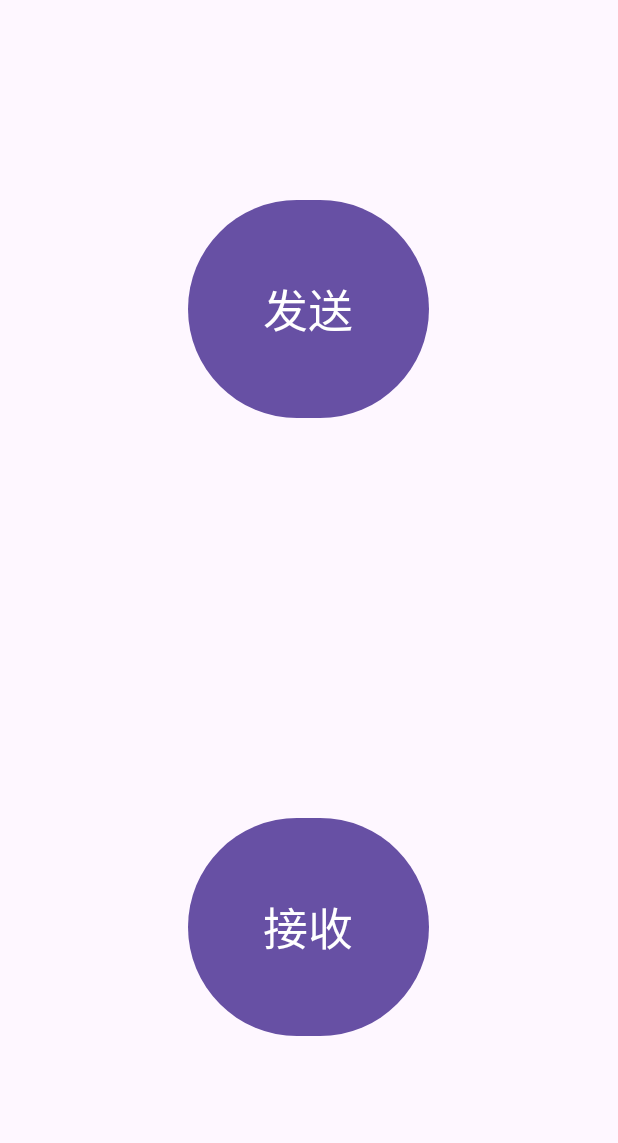
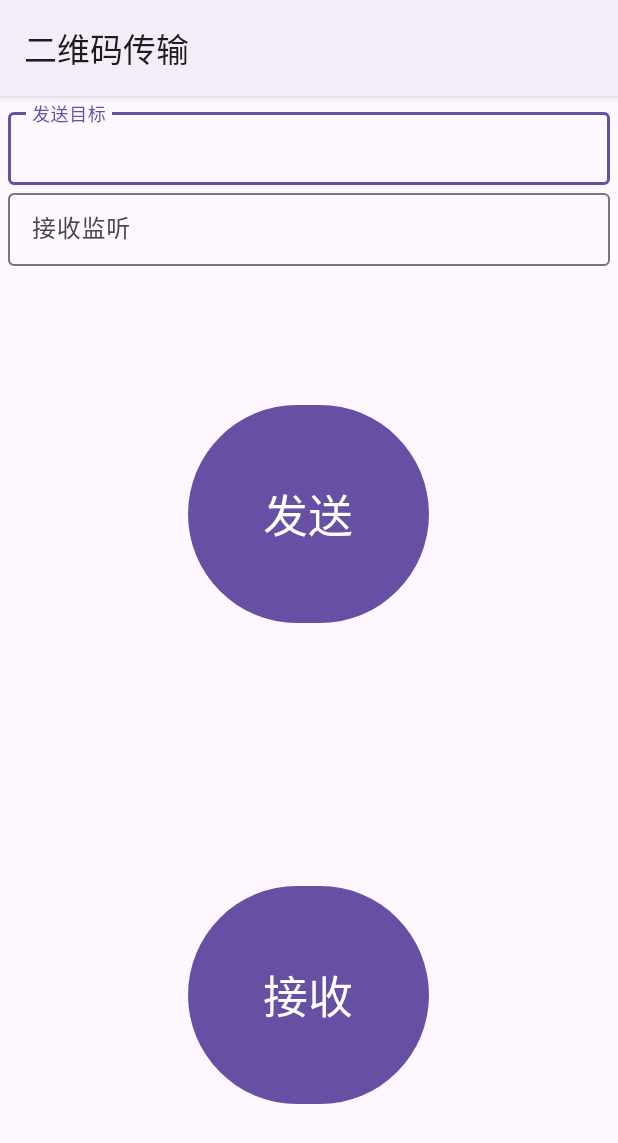
Before and after one commit to bczhc/QrCodeTransfer, an Android app: the screen it shows after launch (MainActivity), on a phone screen of 412 x 824 dp. Shown: the top 1143 px of the screen. Run offline under Robolectric (Android 15) with nearby library versions, the phone set to English and light mode, and no system bars.

Commit message:
configuration things

```diff
--- a/app/src/main/AndroidManifest.xml
+++ b/app/src/main/AndroidManifest.xml
@@ -3,6 +3,7 @@
     xmlns:tools="http://schemas.android.com/tools">
 
     <application
+        android:name=".App"
         android:allowBackup="true"
         android:dataExtractionRules="@xml/data_extraction_rules"
         android:fullBackupContent="@xml/backup_rules"
@@ -15,7 +16,8 @@
         <activity
             android:name=".MainActivity"
             android:exported="true"
-            android:theme="@style/Theme.App.NoActionBar">
+            android:label="二维码传输"
+            android:theme="@style/Theme.App">
             <intent-filter>
                 <action android:name="android.intent.action.MAIN" />
 
--- /dev/null
+++ b/app/src/main/java/pers/zhc/android/qrcodetransfer/App.kt
@@ -0,0 +1,21 @@
+package pers.zhc.android.qrcodetransfer
+
+import android.annotation.SuppressLint
+import android.app.Application
+import android.content.Context
+import com.google.gson.Gson
+
+class App : Application() {
+    override fun onCreate() {
+        super.onCreate()
+        APP_CONTEXT = this
+    }
+
+    companion object {
+        @SuppressLint("StaticFieldLeak")
+        lateinit var APP_CONTEXT: Context
+        val GSON by lazy {
+            Gson()
+        }
+    }
+}
--- /dev/null
+++ b/app/src/main/java/pers/zhc/android/qrcodetransfer/Config.kt
@@ -0,0 +1,42 @@
+package pers.zhc.android.qrcodetransfer
+
+import pers.zhc.android.qrcodetransfer.App.Companion.APP_CONTEXT
+import pers.zhc.android.qrcodetransfer.App.Companion.GSON
+import java.io.File
+
+data class Config(
+    var send: SendingConfig?,
+    var receive: ReceivingConfig?,
+) {
+    companion object {
+        private val configFile by lazy {
+            File(APP_CONTEXT.filesDir, "config.json").also {
+                if (!it.exists()) {
+                    it.writeText("{}")
+                }
+            }
+        }
+
+        fun write(config: Config) {
+            configFile.writeText(GSON.toJson(config))
+        }
+
+        fun read(): Config? {
+            return runCatching {
+                GSON.fromJson(configFile.readText(), Config::class.java)
+            }.getOrNull()
+        }
+
+        fun default(): Config {
+            return Config(send = null, receive = null)
+        }
+    }
+}
+
+data class SendingConfig(
+    var target: String?,
+)
+
+data class ReceivingConfig(
+    var listenOn: String?,
+)
--- a/app/src/main/java/pers/zhc/android/qrcodetransfer/MainActivity.kt
+++ b/app/src/main/java/pers/zhc/android/qrcodetransfer/MainActivity.kt
@@ -2,20 +2,46 @@ package pers.zhc.android.qrcodetransfer
 
 import android.content.Intent
 import android.os.Bundle
+import androidx.activity.addCallback
 import androidx.appcompat.app.AppCompatActivity
 import pers.zhc.android.qrcodetransfer.databinding.ActivityMainBinding
 
 class MainActivity : AppCompatActivity() {
+    private lateinit var bindings: ActivityMainBinding
+
     override fun onCreate(savedInstanceState: Bundle?) {
         super.onCreate(savedInstanceState)
-        val bindings = ActivityMainBinding.inflate(layoutInflater)
+        bindings = ActivityMainBinding.inflate(layoutInflater)
         setContentView(bindings.root)
 
         bindings.sendBtn.setOnClickListener {
             startActivity(Intent(this, SendActivity::class.java))
+            saveConfig()
         }
         bindings.receiveBtn.setOnClickListener {
             startActivity(Intent(this, ReceiveActivity::class.java))
+            saveConfig()
+        }
+
+        bindings.targetConfigEt.setText(SocketAddrs.targetAddr)
+        bindings.listenOnConfigEt.setText(SocketAddrs.listenOn)
+
+        onBackPressedDispatcher.addCallback {
+            saveConfig()
+            finish()
         }
     }
+
+    private fun saveConfig() {
+        val config = Config(
+            send = SendingConfig(bindings.targetConfigEt.text.toString()),
+            receive = ReceivingConfig(bindings.listenOnConfigEt.text.toString())
+        )
+        Config.write(config)
+    }
+
+    override fun onPause() {
+        super.onPause()
+        saveConfig()
+    }
 }
--- /dev/null
+++ b/app/src/main/java/pers/zhc/android/qrcodetransfer/SocketAddrs.kt
@@ -0,0 +1,9 @@
+package pers.zhc.android.qrcodetransfer
+
+object SocketAddrs {
+    val targetAddr: String
+        get() = Config.read()?.send?.target ?: ""
+
+    val listenOn: String
+        get() = Config.read()?.receive?.listenOn ?: ""
+}
--- a/app/src/main/res/layout/activity_main.xml
+++ b/app/src/main/res/layout/activity_main.xml
@@ -6,6 +6,37 @@
     android:fitsSystemWindows="true"
     android:orientation="vertical"
     tools:context=".MainActivity">
+
+    <LinearLayout
+        android:layout_width="match_parent"
+        android:layout_height="wrap_content"
+        android:orientation="vertical"
+        android:padding="5dp">
+
+        <com.google.android.material.textfield.TextInputLayout
+            style="?textInputOutlinedDenseStyle"
+            android:layout_width="match_parent"
+            android:layout_height="wrap_content"
+            android:hint="发送目标">
+
+            <com.google.android.material.textfield.TextInputEditText
+                android:id="@+id/target_config_et"
+                android:layout_width="match_parent"
+                android:layout_height="wrap_content" />
+        </com.google.android.material.textfield.TextInputLayout>
+
+        <com.google.android.material.textfield.TextInputLayout
+            style="?textInputOutlinedDenseStyle"
+            android:layout_width="match_parent"
+            android:layout_height="wrap_content"
+            android:hint="接收监听">
+
+            <com.google.android.material.textfield.TextInputEditText
+                android:id="@+id/listen_on_config_et"
+                android:layout_width="match_parent"
+                android:layout_height="wrap_content" />
+        </com.google.android.material.textfield.TextInputLayout>
+    </LinearLayout>
 
     <RelativeLayout
         android:layout_width="match_parent"
```
